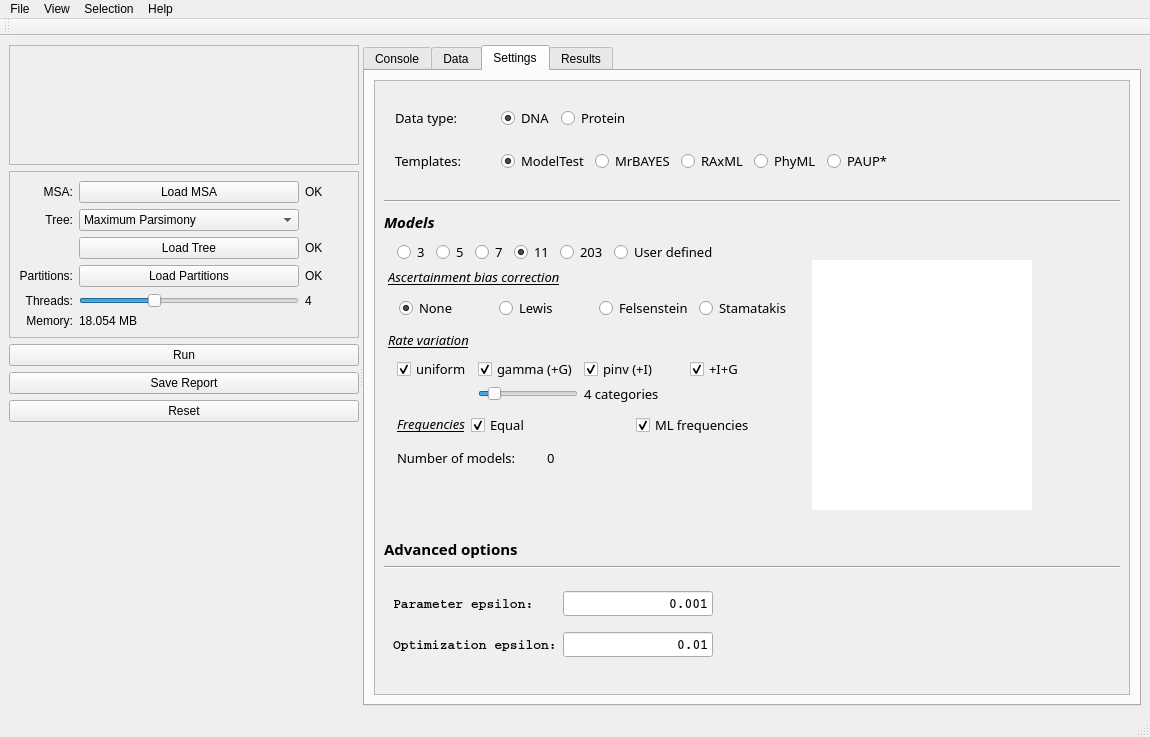
This is src/gui2/xmodeltestfancy.ui in ddarriba/modeltest as Qt 5 draws it before an edit. The edited form follows.
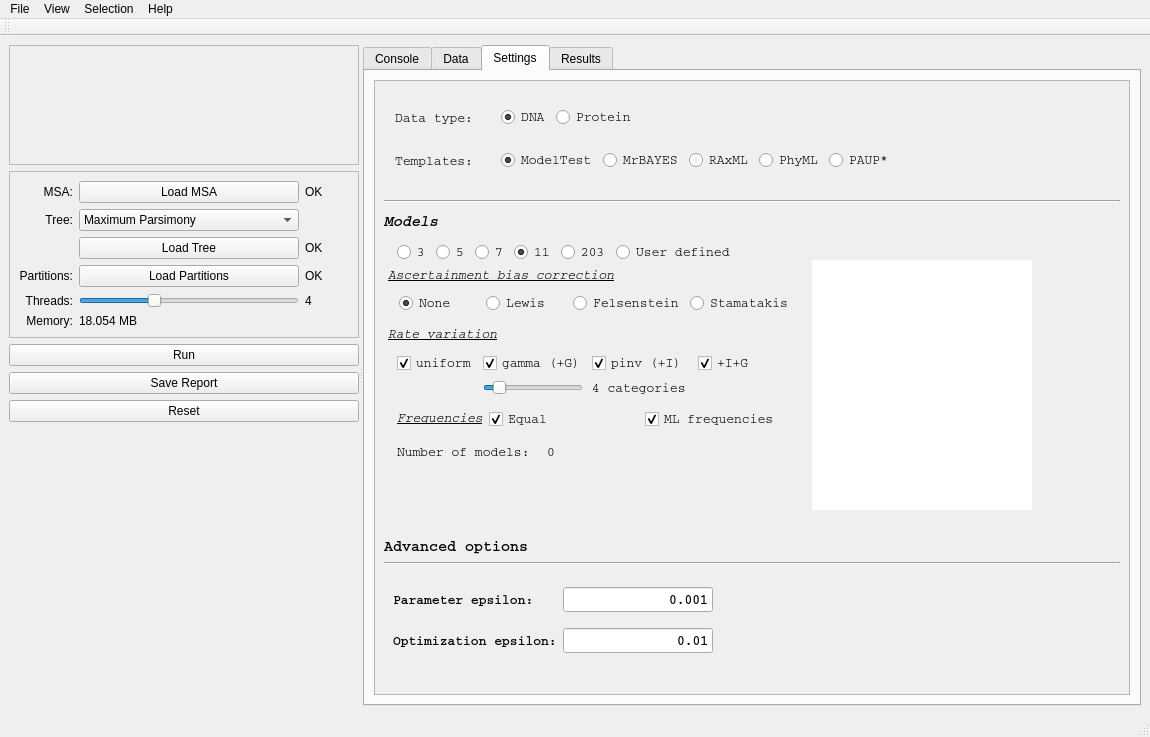
This is the edited form. The open tabs and pages were chosen to show the change. Icons and pictures are not drawn.

```diff
--- a/src/gui2/xmodeltestfancy.ui
+++ b/src/gui2/xmodeltestfancy.ui
@@ -721,7 +721,7 @@
                   </property>
                   <property name="font">
                    <font>
-                    <family>Courier 10 Pitch</family>
+                    <family>Courier</family>
                     <pointsize>10</pointsize>
                    </font>
                   </property>
@@ -790,7 +790,7 @@
                         </property>
                         <property name="font">
                          <font>
-                          <family>Courier 10 Pitch</family>
+                          <family>Courier</family>
                           <pointsize>10</pointsize>
                           <weight>50</weight>
                           <bold>false</bold>
@@ -805,7 +805,7 @@
                        <widget class="QRadioButton" name="radDatatypeDna">
                         <property name="font">
                          <font>
-                          <family>Courier 10 Pitch</family>
+                          <family>Courier</family>
                           <pointsize>10</pointsize>
                           <weight>50</weight>
                           <italic>false</italic>
@@ -830,7 +830,7 @@
                        <widget class="QRadioButton" name="radDatatypeProt">
                         <property name="font">
                          <font>
-                          <family>Courier 10 Pitch</family>
+                          <family>Courier</family>
                           <pointsize>10</pointsize>
                           <weight>50</weight>
                           <italic>false</italic>
@@ -901,7 +901,7 @@
                         </property>
                         <property name="font">
                          <font>
-                          <family>Courier 10 Pitch</family>
+                          <family>Courier</family>
                           <pointsize>10</pointsize>
                           <weight>50</weight>
                           <bold>false</bold>
@@ -919,7 +919,7 @@
                        <widget class="QRadioButton" name="radSetModelTest">
                         <property name="font">
                          <font>
-                          <family>Courier 10 Pitch</family>
+                          <family>Courier</family>
                           <pointsize>10</pointsize>
                           <weight>50</weight>
                           <italic>false</italic>
@@ -944,7 +944,7 @@
                        <widget class="QRadioButton" name="radSetMrbayes">
                         <property name="font">
                          <font>
-                          <family>Courier 10 Pitch</family>
+                          <family>Courier</family>
                           <pointsize>10</pointsize>
                           <weight>50</weight>
                           <italic>false</italic>
@@ -966,7 +966,7 @@
                        <widget class="QRadioButton" name="radSetRaxml">
                         <property name="font">
                          <font>
-                          <family>Courier 10 Pitch</family>
+                          <family>Courier</family>
                           <pointsize>10</pointsize>
                           <weight>50</weight>
                           <italic>false</italic>
@@ -988,7 +988,7 @@
                        <widget class="QRadioButton" name="radSetPhyml">
                         <property name="font">
                          <font>
-                          <family>Courier 10 Pitch</family>
+                          <family>Courier</family>
                           <pointsize>10</pointsize>
                           <weight>50</weight>
                           <italic>false</italic>
@@ -1010,7 +1010,7 @@
                        <widget class="QRadioButton" name="radSetPAUP">
                         <property name="font">
                          <font>
-                          <family>Courier 10 Pitch</family>
+                          <family>Courier</family>
                           <pointsize>10</pointsize>
                           <weight>50</weight>
                           <italic>false</italic>
@@ -1082,7 +1082,7 @@
                   </property>
                   <property name="font">
                    <font>
-                    <family>Courier 10 Pitch</family>
+                    <family>Courier</family>
                     <pointsize>11</pointsize>
                     <weight>75</weight>
                     <italic>true</italic>
@@ -1219,7 +1219,7 @@
                              <widget class="QRadioButton" name="radSchemes3">
                               <property name="font">
                                <font>
-                                <family>Courier 10 Pitch</family>
+                                <family>Courier</family>
                                 <pointsize>10</pointsize>
                                 <weight>50</weight>
                                 <italic>false</italic>
@@ -1238,7 +1238,7 @@
                              <widget class="QRadioButton" name="radSchemes5">
                               <property name="font">
                                <font>
-                                <family>Courier 10 Pitch</family>
+                                <family>Courier</family>
                                 <pointsize>10</pointsize>
                                 <weight>50</weight>
                                 <italic>false</italic>
@@ -1257,7 +1257,7 @@
                              <widget class="QRadioButton" name="radSchemes7">
                               <property name="font">
                                <font>
-                                <family>Courier 10 Pitch</family>
+                                <family>Courier</family>
                                 <pointsize>10</pointsize>
                                 <weight>50</weight>
                                 <italic>false</italic>
@@ -1276,7 +1276,7 @@
                              <widget class="QRadioButton" name="radSchemes11">
                               <property name="font">
                                <font>
-                                <family>Courier 10 Pitch</family>
+                                <family>Courier</family>
                                 <pointsize>10</pointsize>
                                 <weight>50</weight>
                                 <italic>false</italic>
@@ -1298,7 +1298,7 @@
                              <widget class="QRadioButton" name="radSchemes203">
                               <property name="font">
                                <font>
-                                <family>Courier 10 Pitch</family>
+                                <family>Courier</family>
                                 <pointsize>10</pointsize>
                                 <weight>50</weight>
                                 <italic>false</italic>
@@ -1320,7 +1320,7 @@
                              <widget class="QRadioButton" name="radSchemesUser">
                               <property name="font">
                                <font>
-                                <family>Courier 10 Pitch</family>
+                                <family>Courier</family>
                                 <pointsize>10</pointsize>
                                 <weight>50</weight>
                                 <italic>false</italic>
@@ -1358,7 +1358,7 @@
                           <widget class="QLabel" name="label_8">
                            <property name="font">
                             <font>
-                             <family>Courier 10 Pitch</family>
+                             <family>Courier</family>
                              <pointsize>10</pointsize>
                              <weight>50</weight>
                              <italic>true</italic>
@@ -1438,7 +1438,7 @@
                                  </property>
                                  <property name="font">
                                   <font>
-                                   <family>Courier 10 Pitch</family>
+                                   <family>Courier</family>
                                    <pointsize>10</pointsize>
                                   </font>
                                  </property>
@@ -1457,7 +1457,7 @@
                                 <widget class="QRadioButton" name="radAscbiasLewis">
                                  <property name="font">
                                   <font>
-                                   <family>Courier 10 Pitch</family>
+                                   <family>Courier</family>
                                    <pointsize>10</pointsize>
                                   </font>
                                  </property>
@@ -1473,7 +1473,7 @@
                                 <widget class="QRadioButton" name="radAscbiasFelsenstein">
                                  <property name="font">
                                   <font>
-                                   <family>Courier 10 Pitch</family>
+                                   <family>Courier</family>
                                    <pointsize>10</pointsize>
                                   </font>
                                  </property>
@@ -1489,7 +1489,7 @@
                                 <widget class="QRadioButton" name="radAscbiasStamatakis">
                                  <property name="font">
                                   <font>
-                                   <family>Courier 10 Pitch</family>
+                                   <family>Courier</family>
                                    <pointsize>10</pointsize>
                                   </font>
                                  </property>
@@ -1523,7 +1523,7 @@
                            </property>
                            <property name="font">
                             <font>
-                             <family>Courier 10 Pitch</family>
+                             <family>Courier</family>
                              <pointsize>10</pointsize>
                              <weight>50</weight>
                              <italic>true</italic>
@@ -1582,7 +1582,7 @@
                               </property>
                               <property name="font">
                                <font>
-                                <family>Courier 10 Pitch</family>
+                                <family>Courier</family>
                                 <pointsize>10</pointsize>
                                 <weight>50</weight>
                                 <italic>false</italic>
@@ -1610,7 +1610,7 @@
                               </property>
                               <property name="font">
                                <font>
-                                <family>Courier 10 Pitch</family>
+                                <family>Courier</family>
                                 <pointsize>10</pointsize>
                                 <weight>50</weight>
                                 <italic>false</italic>
@@ -1644,7 +1644,7 @@
                               </property>
                               <property name="font">
                                <font>
-                                <family>Courier 10 Pitch</family>
+                                <family>Courier</family>
                                 <pointsize>10</pointsize>
                                 <weight>50</weight>
                                 <italic>false</italic>
@@ -1691,7 +1691,7 @@
                               </property>
                               <property name="font">
                                <font>
-                                <family>Courier 10 Pitch</family>
+                                <family>Courier</family>
                                 <pointsize>10</pointsize>
                                 <weight>50</weight>
                                 <italic>false</italic>
@@ -1719,7 +1719,7 @@
                               </property>
                               <property name="font">
                                <font>
-                                <family>Courier 10 Pitch</family>
+                                <family>Courier</family>
                                 <pointsize>10</pointsize>
                                 <weight>50</weight>
                                 <italic>false</italic>
@@ -1753,7 +1753,7 @@
                               </property>
                               <property name="font">
                                <font>
-                                <family>Courier 10 Pitch</family>
+                                <family>Courier</family>
                                 <pointsize>10</pointsize>
                                 <weight>50</weight>
                                 <italic>false</italic>
@@ -1829,7 +1829,7 @@
                               </property>
                               <property name="font">
                                <font>
-                                <family>Courier 10 Pitch</family>
+                                <family>Courier</family>
                                 <pointsize>10</pointsize>
                                 <weight>50</weight>
                                 <italic>true</italic>
@@ -1858,7 +1858,7 @@
                               </property>
                               <property name="font">
                                <font>
-                                <family>Courier 10 Pitch</family>
+                                <family>Courier</family>
                                 <pointsize>10</pointsize>
                                 <weight>50</weight>
                                 <italic>false</italic>
@@ -1892,7 +1892,7 @@
                               </property>
                               <property name="font">
                                <font>
-                                <family>Courier 10 Pitch</family>
+                                <family>Courier</family>
                                 <pointsize>10</pointsize>
                                 <weight>50</weight>
                                 <italic>false</italic>
@@ -1966,7 +1966,7 @@
                               </property>
                               <property name="font">
                                <font>
-                                <family>Courier 10 Pitch</family>
+                                <family>Courier</family>
                                 <pointsize>10</pointsize>
                                 <weight>50</weight>
                                 <italic>false</italic>
@@ -1994,7 +1994,7 @@
                               </property>
                               <property name="font">
                                <font>
-                                <family>Courier 10 Pitch</family>
+                                <family>Courier</family>
                                 <pointsize>10</pointsize>
                                 <weight>50</weight>
                                 <italic>false</italic>
@@ -2110,7 +2110,7 @@
                  <widget class="QLabel" name="label">
                   <property name="font">
                    <font>
-                    <family>Courier 10 Pitch</family>
+                    <family>Courier</family>
                     <pointsize>11</pointsize>
                     <weight>75</weight>
                     <bold>true</bold>
```
Left out of the diff: 16 changed lines with no effect on the pictures.
